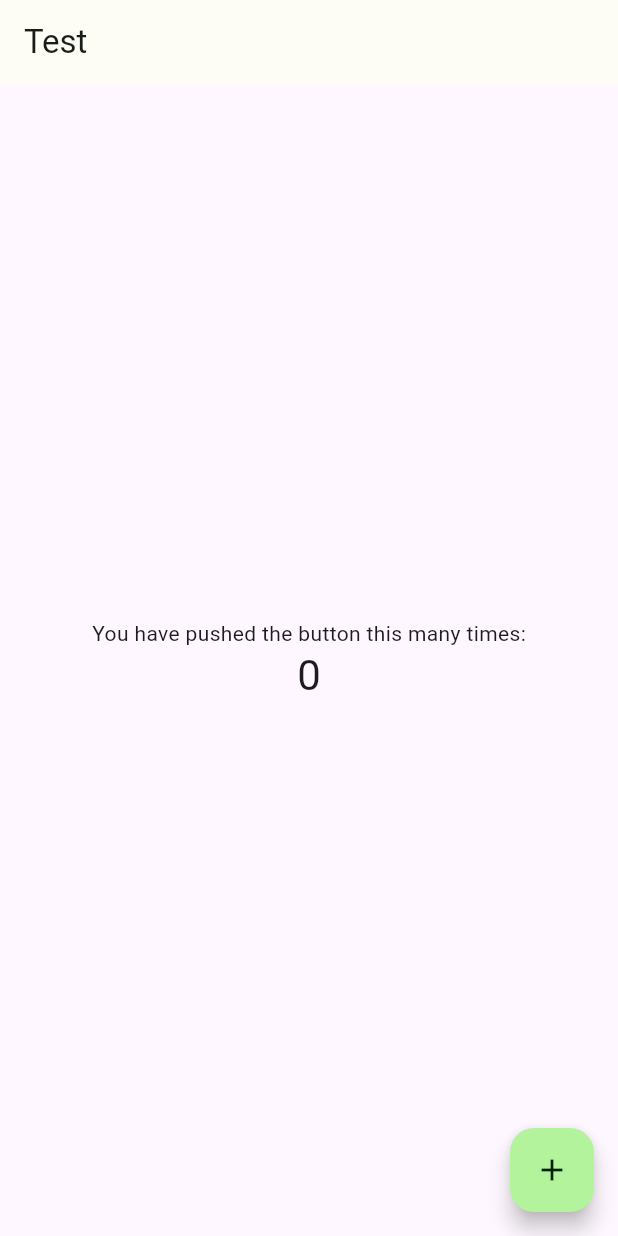
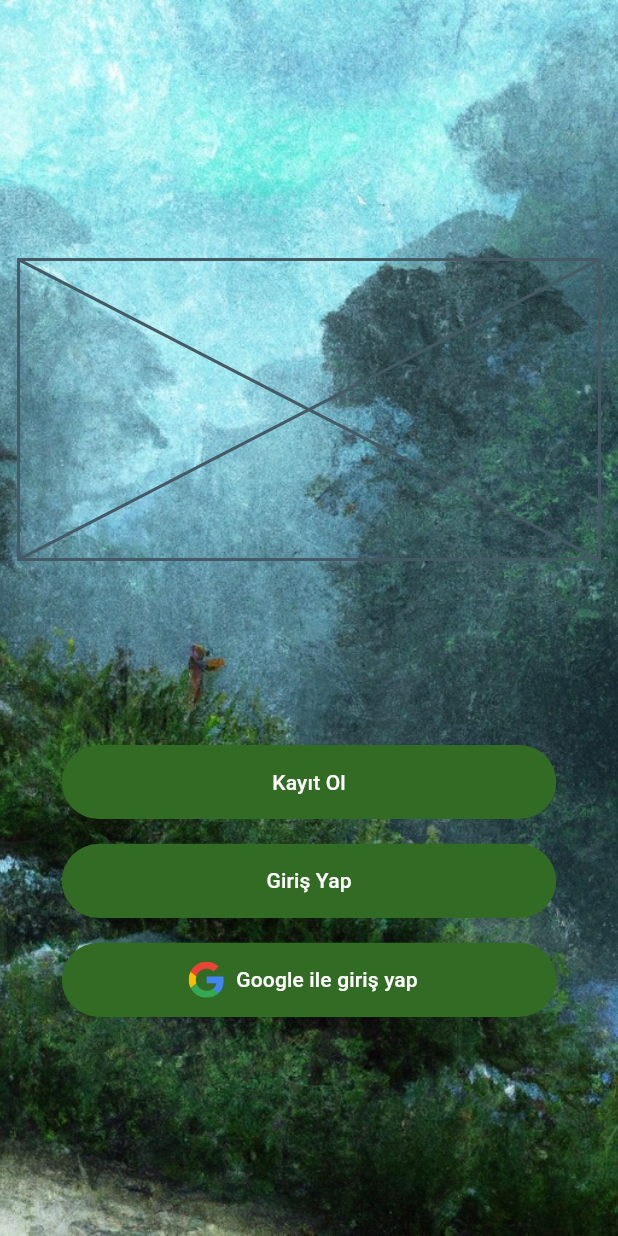
Before and after one commit to mhakkaynak/orienteering, a Flutter app: the screen it shows after launch, on a phone screen of 412 x 824 dp. Run offline on Flutter 3.47's test engine with Material 2 defaults, Android fonts, the phone set to English and light mode, and no system bars; our stand-ins replace firebase_auth, firebase_core, flutter_svg, google_sign_in; accounts and stored records are empty.

Commit message:
auth page designed

```diff
--- /dev/null
+++ b/lib/core/constants/app/app_constant.dart
@@ -0,0 +1,4 @@
+mixin AppConstant {
+  static const googleIcon = 'assets/svg/google.svg';
+  static const authBacground = 'assets/images/auth_background.jpeg';
+}
--- a/lib/core/constants/navigation/navigation_constant.dart
+++ b/lib/core/constants/navigation/navigation_constant.dart
@@ -1,5 +1,7 @@
 // The paths of the pages are set here
 mixin NavigationConstant {
-  static const login = '/';
+  static const auth = '/';
+  static const login = '/login';
   static const register = '/register';
+  static const home = '/login';
 }
--- a/lib/core/init/firebase/firebase_auth_manager.dart
+++ b/lib/core/init/firebase/firebase_auth_manager.dart
@@ -1,4 +1,4 @@
-/*import 'package:firebase_auth/firebase_auth.dart';
+import 'package:firebase_auth/firebase_auth.dart';
 import 'package:google_sign_in/google_sign_in.dart';
 
 class FirebaseAuthManager {
@@ -65,4 +65,3 @@ class FirebaseAuthManager {
     return _instance!;
   }
 }
-*/
--- a/lib/core/init/navigation/navigation_manager.dart
+++ b/lib/core/init/navigation/navigation_manager.dart
@@ -31,9 +31,9 @@ class NavigationManager implements INavigationManager {
     navigationKey.currentState?.pop();
   }
 
-  static NavigationManager? get instance {
+  static NavigationManager get instance {
     _instance ??= NavigationManager._init();
-    return _instance;
+    return _instance!;
   }
 
   get _removeOldPage => (Route<dynamic> route) => false;
--- a/lib/core/init/navigation/navigation_route_manager.dart
+++ b/lib/core/init/navigation/navigation_route_manager.dart
@@ -1,4 +1,5 @@
 import 'package:flutter/material.dart';
+import 'package:orienteering/pages/auth/auth_page.dart';
 
 import '../../../pages/auth/login_page.dart';
 import '../../../pages/auth/register_page.dart';
@@ -17,6 +18,8 @@ class NavigationRouteManager {
 
   Route<dynamic> generateRoute(RouteSettings args) {
     switch (args.name) {
+      case NavigationConstant.auth:
+        return _navigationToDefault(const AuthPage(), args);
       case NavigationConstant.login:
         return _navigationToDefault(const LoginPage(), args);
       case NavigationConstant.register:
--- a/lib/main.dart
+++ b/lib/main.dart
@@ -4,13 +4,15 @@ import 'core/extensions/context_extension.dart';
 
 import 'core/init/navigation/navigation_manager.dart';
 import 'core/init/navigation/navigation_route_manager.dart';
-import 'firebase_options.dart';
 
 Future<void> main() async {
+  await _init();
   runApp(const MyApp());
-  await Firebase.initializeApp(
-    options: DefaultFirebaseOptions.currentPlatform,
-);
+}
+
+Future<void> _init() async {
+  WidgetsFlutterBinding.ensureInitialized();
+  await Firebase.initializeApp();
 }
 
 class MyApp extends StatelessWidget {
@@ -20,7 +22,7 @@ class MyApp extends StatelessWidget {
   Widget build(BuildContext context) {
     return MaterialApp(
       theme: context.theme,
-      navigatorKey: NavigationManager.instance?.navigationKey,
+      navigatorKey: NavigationManager.instance.navigationKey,
       onGenerateRoute: (args) =>
           NavigationRouteManager.instance?.generateRoute(args),
       initialRoute: '/',
--- /dev/null
+++ b/lib/pages/auth/auth_page.dart
@@ -0,0 +1,59 @@
+import 'package:flutter/material.dart';
+import 'package:orienteering/core/constants/app/app_constant.dart';
+import 'package:orienteering/core/constants/navigation/navigation_constant.dart';
+import 'package:orienteering/core/extensions/context_extension.dart';
+import 'package:orienteering/core/init/navigation/navigation_manager.dart';
+import 'package:orienteering/service/user/user_service.dart';
+import 'package:orienteering/widgets/buttons/google_sign_in_button.dart';
+
+class AuthPage extends StatelessWidget {
+  const AuthPage({super.key});
+
+  SizedBox _buildfilledButton(BuildContext context, String text, String path) {
+    return SizedBox(
+        width: context.highWidthValue,
+        height: context.lowHeightValue,
+        child: FilledButton(
+            onPressed: () {
+              NavigationManager.instance.navigationToPage(path);
+            },
+            child: Text(text)));
+  }
+
+  void _googleSignIn() {
+    UserService.instance.signInWithGoogle();
+  }
+
+  @override
+  Widget build(BuildContext context) {
+    return Scaffold(
+      body: Container(
+        decoration: const BoxDecoration(
+          image: DecorationImage(
+            image: AssetImage(AppConstant.authBacground),
+            fit: BoxFit.cover,
+          ),
+        ),
+        child: Padding(
+          padding: context.paddingLowSymmetric,
+          child: Column(
+            children: [
+              SizedBox(height: context.normalHeightValue),
+              const Placeholder(fallbackHeight: 200),
+              SizedBox(
+                height: context.normalHeightValue,
+              ),
+              _buildfilledButton(
+                  context, 'Kayıt Ol', NavigationConstant.register),
+              SizedBox(height: context.customHeightValue(0.02)),
+              _buildfilledButton(
+                  context, 'Giriş Yap', NavigationConstant.login),
+              SizedBox(height: context.customHeightValue(0.02)),
+              GoogleSignInButton(context: context, onPressed: _googleSignIn),
+            ],
+          ),
+        ),
+      ),
+    );
+  }
+}
--- a/lib/pages/auth/login_page.dart
+++ b/lib/pages/auth/login_page.dart
@@ -1,45 +1,12 @@
 import 'package:flutter/material.dart';
-class LoginPage extends StatefulWidget {
+
+class LoginPage extends StatelessWidget {
   const LoginPage({super.key});
-
-
-  @override
-  State<LoginPage> createState() => _LoginPageState();
-}
-class _LoginPageState extends State<LoginPage> {
-  int _counter = 0;
-
-  void _incrementCounter() {
-    setState(() {
-      _counter++;
-    });
-  }
 
   @override
   Widget build(BuildContext context) {
     return Scaffold(
-      appBar: AppBar(
-        title: Text('Test'),
-      ),
-      body: Center(
-        child: Column(
-          mainAxisAlignment: MainAxisAlignment.center,
-          children: <Widget>[
-            const Text(
-              'You have pushed the button this many times:',
-            ),
-            Text(
-              '$_counter',
-              style: Theme.of(context).textTheme.headlineMedium,
-            ),
-          ],
-        ),
-      ),
-      floatingActionButton: FloatingActionButton(
-        onPressed: _incrementCounter,
-        tooltip: 'Increment',
-        child: const Icon(Icons.add),
-      ),
+      body: Center(child: Text('TODO'),),
     );
   }
 }
--- /dev/null
+++ b/lib/service/user/user_service.dart
@@ -0,0 +1,26 @@
+import 'package:firebase_auth/firebase_auth.dart';
+
+import '../../core/constants/navigation/navigation_constant.dart';
+import '../../core/init/firebase/firebase_auth_manager.dart';
+import '../../core/init/navigation/navigation_manager.dart';
+
+class UserService {
+  UserService._init();
+
+  static UserService? _instance;
+
+  static UserService get instance {
+    _instance ??= UserService._init();
+    return _instance!;
+  }
+
+  Future<String?> signInWithGoogle() async {
+    try {
+      var user = await FirebaseAuthManager.instance.signInWithGoogle();
+    } catch (e) {
+      return e.toString();
+    }
+    NavigationManager.instance.navigationToPageClear(NavigationConstant.home);
+    return null;
+  }
+}
--- /dev/null
+++ b/lib/widgets/buttons/google_sign_in_button.dart
@@ -0,0 +1,25 @@
+import 'package:flutter/material.dart';
+import 'package:flutter_svg/svg.dart';
+import '../../core/extensions/context_extension.dart';
+
+import '../../core/constants/app/app_constant.dart';
+
+class GoogleSignInButton extends SizedBox {
+  GoogleSignInButton({
+    Key? key,
+    required BuildContext context,
+    required VoidCallback onPressed,
+  }) : super(
+            key: key,
+            width: context.highWidthValue,
+            height: context.lowHeightValue,
+            child: FilledButton.icon(
+              onPressed: onPressed,
+              icon: SvgPicture.asset(
+                AppConstant.googleIcon,
+                height: 24,
+                width: 24,
+              ),
+              label: const Text('Google ile giriş yap'),
+            ));
+}
```
Also changed, not shown: lib/core/extensions/context_extension.dart (+8 -3 lines), lib/core/init/firebase/firestore_manager.dart (deleted, +0 -83 lines), lib/pages/auth/authentication_page.dart (deleted, +0 -10 lines), pubspec.yaml (+6 -4 lines), assets/images/auth_background.jpeg (added), assets/svg/google.svg (added), lib/core/init/theme/custom_theme_data.dart (line endings or trailing spaces), lib/firebase_options.dart (deleted), pubspec.lock, 14 other files.
